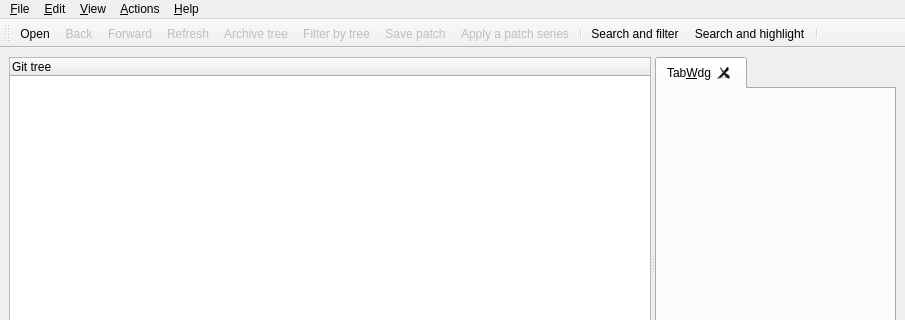
Qt form src/mainview.ui (wwestrop/qgit) before a commit; both pictures show x 0 to 905 and y 0 to 320 of the 905 by 477 pixel window.
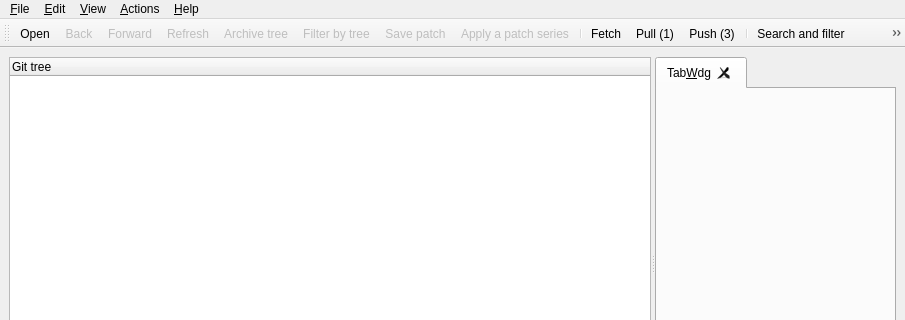
The same form after that commit. Icons and pictures are not drawn. Custom widgets are drawn as their Qt base class.

Commit message: Rudimentary fetch/pull/push buttons (not wired up)

Diff of the .ui file:
```diff
--- a/src/mainview.ui
+++ b/src/mainview.ui
@@ -103,6 +103,10 @@
    <addaction name="ActMailFormatPatch"/>
    <addaction name="ActMailApplyPatch"/>
    <addaction name="separator"/>
+   <addaction name="ActFetch"/>
+   <addaction name="ActPull"/>
+   <addaction name="ActPushR"/>
+   <addaction name="separator"/>
    <addaction name="ActSearchAndFilter"/>
    <addaction name="ActSearchAndHighlight"/>
    <addaction name="separator"/>
@@ -444,6 +448,63 @@
     <string>PgDown</string>
    </property>
   </action>
+  <action name="ActFetch">
+   <property name="enabled">
+    <bool>true</bool>
+   </property>
+   <property name="text">
+    <string>Fetch</string>
+   </property>
+   <property name="icon">
+    <iconset theme="go-bottom" resource="icons.qrc">
+     <normaloff>:/icons/resources/go-bottom.svg</normaloff>:/icons/resources/go-bottom.svg</iconset>
+   </property>
+   <property name="iconText">
+    <string>Fetch</string>
+   </property>
+   <property name="toolTip">
+    <string>Fetch</string>
+   </property>
+   <property name="shortcut">
+    <string>Ctrl+F5</string>
+   </property>
+  </action>
+  <action name="ActPull">
+   <property name="enabled">
+    <bool>true</bool>
+   </property>
+   <property name="text">
+    <string>Pull</string>
+   </property>
+   <property name="icon">
+    <iconset theme="go-down" resource="icons.qrc">
+     <normaloff>:/icons/resources/go-down.svg</normaloff>:/icons/resources/go-down.svg</iconset>
+   </property>
+   <property name="iconText">
+    <string>Pull (1)</string>
+   </property>
+   <property name="toolTip">
+    <string>Pull (1 commit)</string>
+   </property>
+  </action>
+  <action name="ActPushR">
+   <property name="enabled">
+    <bool>true</bool>
+   </property>
+   <property name="text">
+    <string>Push</string>
+   </property>
+   <property name="icon">
+    <iconset theme="go-up" resource="icons.qrc">
+     <normaloff>:/icons/resources/go-up.svg</normaloff>:/icons/resources/go-up.svg</iconset>
+   </property>
+   <property name="iconText">
+    <string>Push (3)</string>
+   </property>
+   <property name="toolTip">
+    <string>Push (3 commits)</string>
+   </property>
+  </action>
   <action name="ActRefresh">
    <property name="enabled">
     <bool>false</bool>
```
Left out of the diff: 22 changed lines with no effect on the pictures. The commit also changes 4 other files.
